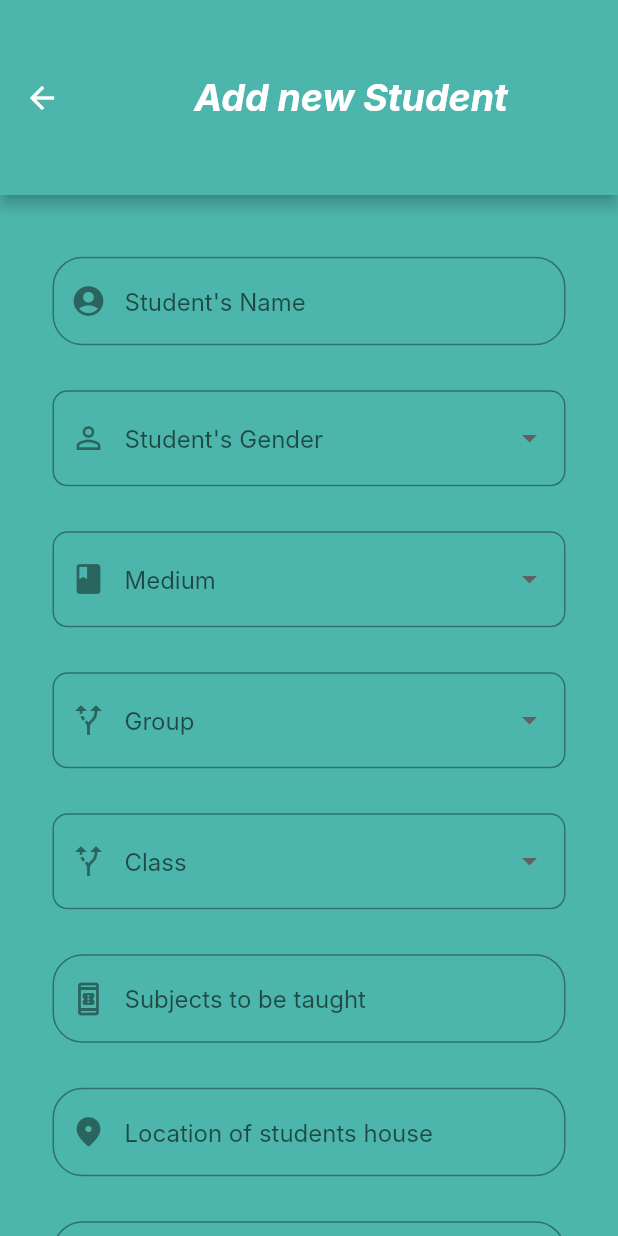
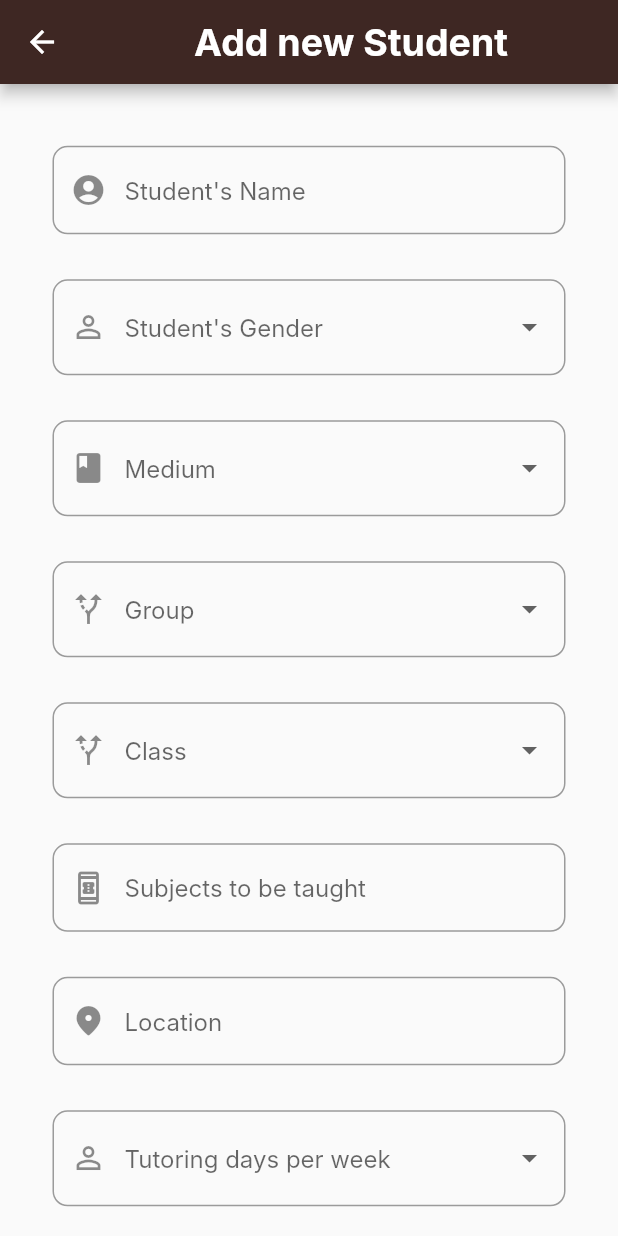
Before and after one commit to cse-250-2018/G22-Tuition-Media, a Flutter app: the StudentRegistration screen opened directly, on a phone screen of 412 x 824 dp. Run offline on Flutter 3.47's test engine with Material 2 defaults, Android fonts, the phone set to English and light mode, and no system bars; our stand-ins replace cloud_firestore, firebase_auth, firebase_core, fluttertoast, google_fonts, multi_select_flutter and 1 more; missing offline and left inert: flutter_phone_direct_caller; accounts and stored records are empty; Roboto replaces fonts that are missing (Inter).

Commit message:
add students

```diff
--- a/lib/student_registration.dart
+++ b/lib/student_registration.dart
@@ -55,20 +55,16 @@ class _StudentRegistrationState extends State<StudentRegistration> {
   @override
   Widget build(BuildContext context) {
     return Scaffold(
-      backgroundColor: Colors.teal[300],
       appBar: AppBar(
-        backgroundColor: Colors.teal[300],
         title: const Center(
           child: Text(
             'Add new Student',
             style: TextStyle(
               fontSize: 25,
-              fontStyle: FontStyle.italic,
               fontWeight: FontWeight.bold,
             ),
           ),
         ),
-        toolbarHeight: 130,
       ),
       body: SingleChildScrollView(
         child: Form(
@@ -86,6 +82,7 @@ class _StudentRegistrationState extends State<StudentRegistration> {
                         TextFormField(
                           controller: studentNameController,
                           keyboardType: TextInputType.name,
+
                           //name should be at least 3 character
                           validator: (value) {
                             RegExp regex = RegExp(r'^.{3,}$');
@@ -105,7 +102,7 @@ class _StudentRegistrationState extends State<StudentRegistration> {
                             hintText: 'Student\'s Name ',
                             border: OutlineInputBorder(
                               borderRadius:
-                                  BorderRadius.all(Radius.circular(20.0)),
+                                  BorderRadius.all(Radius.circular(10.0)),
                             ),
                           ),
                         ),
@@ -113,7 +110,6 @@ class _StudentRegistrationState extends State<StudentRegistration> {
                           height: 30,
                         ),
                         DropdownButtonFormField(
-                          // value: _selectedDept,
                           onChanged: (value) {
                             setState(() {
                               _selectedGenderofStudent = value.toString();
@@ -133,22 +129,6 @@ class _StudentRegistrationState extends State<StudentRegistration> {
                         const SizedBox(
                           height: 30,
                         ),
-                        /*TextFormField(
-                          controller: deptController,
-                          keyboardType: TextInputType.name,
-                          validator: (value) {},
-                          onSaved: (value) {
-                            deptController.text = value!;
-                          },
-                          decoration: const InputDecoration(
-                            prefixIcon: Icon(Icons.house_outlined),
-                            hintText: 'English/Bengali Medium',
-                            border: OutlineInputBorder(
-                              borderRadius:
-                                  BorderRadius.all(Radius.circular(20.0)),
-                            ),
-                          ),
-                        ),*/
                         DropdownButtonFormField(
                           // value: _selectedDept,
                           onChanged: (value) {
@@ -220,7 +200,7 @@ class _StudentRegistrationState extends State<StudentRegistration> {
                             hintText: 'Subjects to be taught',
                             border: OutlineInputBorder(
                               borderRadius:
-                                  BorderRadius.all(Radius.circular(20.0)),
+                                  BorderRadius.all(Radius.circular(10.0)),
                             ),
                           ),
                         ),
@@ -236,29 +216,10 @@ class _StudentRegistrationState extends State<StudentRegistration> {
                           },
                           decoration: const InputDecoration(
                             prefixIcon: Icon(Icons.location_on_rounded),
-                            hintText: 'Location of students house',
+                            hintText: 'Location',
                             border: OutlineInputBorder(
                               borderRadius:
-                                  BorderRadius.all(Radius.circular(20.0)),
-                            ),
-                          ),
-                        ),
-                        const SizedBox(
-                          height: 30,
-                        ),
-                        TextFormField(
-                          controller: parentsDemandController,
-                          keyboardType: TextInputType.name,
-                          validator: (value) {},
-                          onSaved: (value) {
-                            parentsDemandController.text = value!;
-                          },
-                          decoration: const InputDecoration(
-                            prefixIcon: Icon(Icons.handyman),
-                            hintText: 'Parents demand to Tutor ',
-                            border: OutlineInputBorder(
-                              borderRadius:
-                                  BorderRadius.all(Radius.circular(20.0)),
+                                  BorderRadius.all(Radius.circular(10.0)),
                             ),
                           ),
                         ),
@@ -279,27 +240,10 @@ class _StudentRegistrationState extends State<StudentRegistration> {
                                 borderRadius:
                                     BorderRadius.all(Radius.circular(10.0)),
                               )),
-                          hint: const Text('Tutoring day\'s in a week'),
+                          hint: const Text('Tutoring days per week'),
                           items: daysList.map(buildMenuItem).toList(),
                           isExpanded: true,
                         ),
-                        /* TextFormField(
-                          controller: tutoringDaysController,
-                          keyboardType: TextInputType.number,
-                          validator: (value) {},
-                          onSaved: (value) {
-                            tutoringDaysController.text = value!;
-                            //debugPrint(emailController.text);
-                          },
-                          decoration: const InputDecoration(
-                            prefixIcon: Icon(Icons.calendar_view_week),
-                            hintText: 'Tutoring day\'s in a week',
-                            border: OutlineInputBorder(
-                              borderRadius:
-                                  BorderRadius.all(Radius.circular(20.0)),
-                            ),
-                          ),
-                        ),*/
                         const SizedBox(
                           height: 30,
                         ),
@@ -312,10 +256,10 @@ class _StudentRegistrationState extends State<StudentRegistration> {
                           },
                           decoration: const InputDecoration(
                             prefixIcon: Icon(Icons.money_rounded),
-                            hintText: 'Salary (in Tk)',
+                            hintText: 'Salary offered',
                             border: OutlineInputBorder(
                               borderRadius:
-                                  BorderRadius.all(Radius.circular(20.0)),
+                                  BorderRadius.all(Radius.circular(10.0)),
                             ),
                           ),
                         ),
@@ -331,10 +275,29 @@ class _StudentRegistrationState extends State<StudentRegistration> {
                           },
                           decoration: const InputDecoration(
                             prefixIcon: Icon(Icons.add_ic_call_sharp),
-                            hintText: 'Add mobile no',
+                            hintText: 'Mobile',
                             border: OutlineInputBorder(
                               borderRadius:
-                                  BorderRadius.all(Radius.circular(20.0)),
+                                  BorderRadius.all(Radius.circular(10.0)),
+                            ),
+                          ),
+                        ),
+                        const SizedBox(
+                          height: 30,
+                        ),
+                        TextFormField(
+                          controller: parentsDemandController,
+                          keyboardType: TextInputType.name,
+                          validator: (value) {},
+                          onSaved: (value) {
+                            parentsDemandController.text = value!;
+                          },
+                          decoration: const InputDecoration(
+                            prefixIcon: Icon(Icons.handyman),
+                            hintText: 'Other requirements',
+                            border: OutlineInputBorder(
+                              borderRadius:
+                                  BorderRadius.all(Radius.circular(10.0)),
                             ),
                           ),
                         ),
@@ -350,10 +313,7 @@ class _StudentRegistrationState extends State<StudentRegistration> {
                                   Fluttertoast.showToast(
                                       msg: "Wait for a While",
                                       toastLength: Toast.LENGTH_LONG,
-                                      gravity: ToastGravity.CENTER,
                                       timeInSecForIosWeb: 1,
-                                      backgroundColor: Colors.green,
-                                      textColor: Colors.white,
                                       fontSize: 16.0);
                                   //signUp3(studentNameController.text,_selectedGenderofStudent);
                                   postDetailsFirestoreForTutor();
@@ -369,12 +329,12 @@ class _StudentRegistrationState extends State<StudentRegistration> {
                                 }
                               },
                               style: ElevatedButton.styleFrom(
-                                textStyle: const TextStyle(fontSize: 20),
-                                primary: Colors.black12, //background
+                                textStyle: const TextStyle(fontSize: 17),
+                                primary: Colors.brown[700], //background
                                 onPrimary: Colors.white, //foreground
 
-                                padding:
-                                    const EdgeInsets.symmetric(horizontal: 30),
+                                padding: const EdgeInsets.symmetric(
+                                    horizontal: 25, vertical: 10),
                               ),
                               child: (const Text('Add new student')),
                             )
--- a/lib/tutor_login.dart
+++ b/lib/tutor_login.dart
@@ -129,8 +129,6 @@ class _TutorLoginState extends State<TutorLogin> {
                                   toastLength: Toast.LENGTH_LONG,
                                   // gravity: ToastGravity.CENTER,
                                   timeInSecForIosWeb: 1,
-                                  // backgroundColor: Colors.green[400],
-                                  //  textColor: Colors.white,
                                   fontSize: 16.0);
                               pref.setString(
                                   "email", sustmailControllerlogin.text);
@@ -186,10 +184,7 @@ class _TutorLoginState extends State<TutorLogin> {
       Fluttertoast.showToast(
           msg: "Something went wrong !! try again",
           toastLength: Toast.LENGTH_LONG,
-          // gravity: ToastGravity.CENTER,
           timeInSecForIosWeb: 1,
-          // backgroundColor: Colors.red,
-          // textColor: Colors.white,
           fontSize: 16.0);
     }
   }
--- a/lib/tutor_registration.dart
+++ b/lib/tutor_registration.dart
@@ -298,10 +298,7 @@ class _TutorRegistrationState extends State<TutorRegistration> {
                                   Fluttertoast.showToast(
                                       msg: "Please wait for a while",
                                       toastLength: Toast.LENGTH_LONG,
-                                      // gravity: ToastGravity.CENTER,
                                       timeInSecForIosWeb: 1,
-                                      // backgroundColor: Colors.green,
-                                      // textColor: Colors.white,
                                       fontSize: 16.0);
                                   signUp2(sustMailController.text,
                                       tutorPasswordController.text);
@@ -311,8 +308,6 @@ class _TutorRegistrationState extends State<TutorRegistration> {
                                       toastLength: Toast.LENGTH_LONG,
                                       gravity: ToastGravity.CENTER,
                                       timeInSecForIosWeb: 1,
-                                      // backgroundColor: Colors.red,
-                                      // textColor: Colors.white,
                                       fontSize: 16.0);
                                 }
                               },
```
